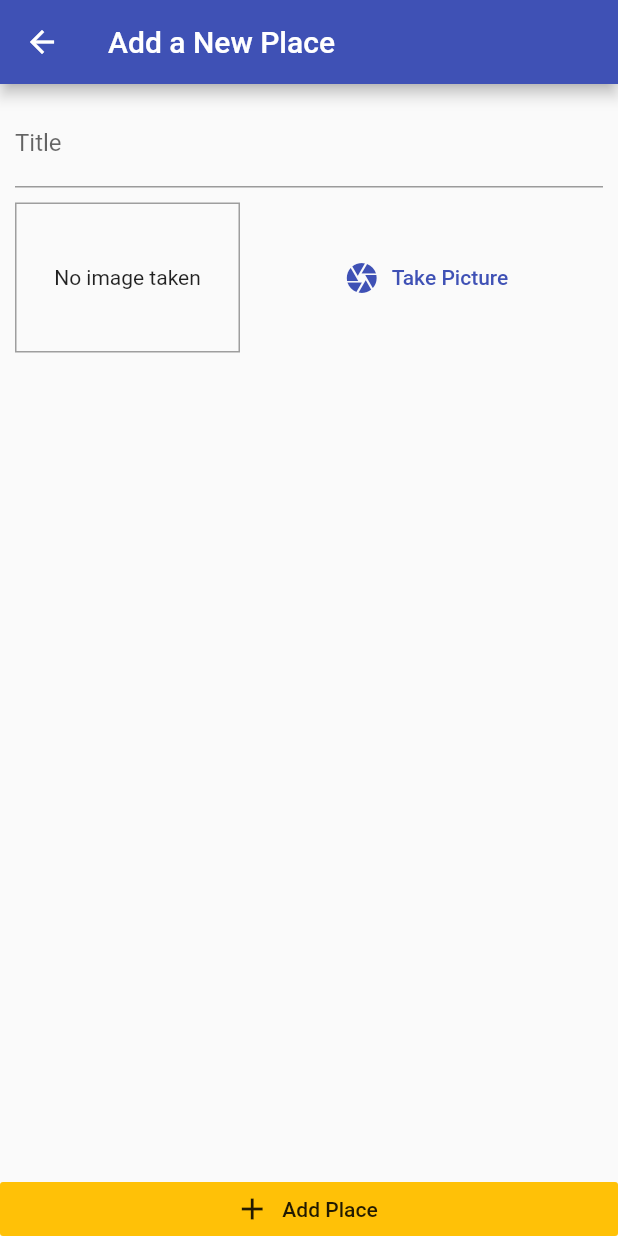
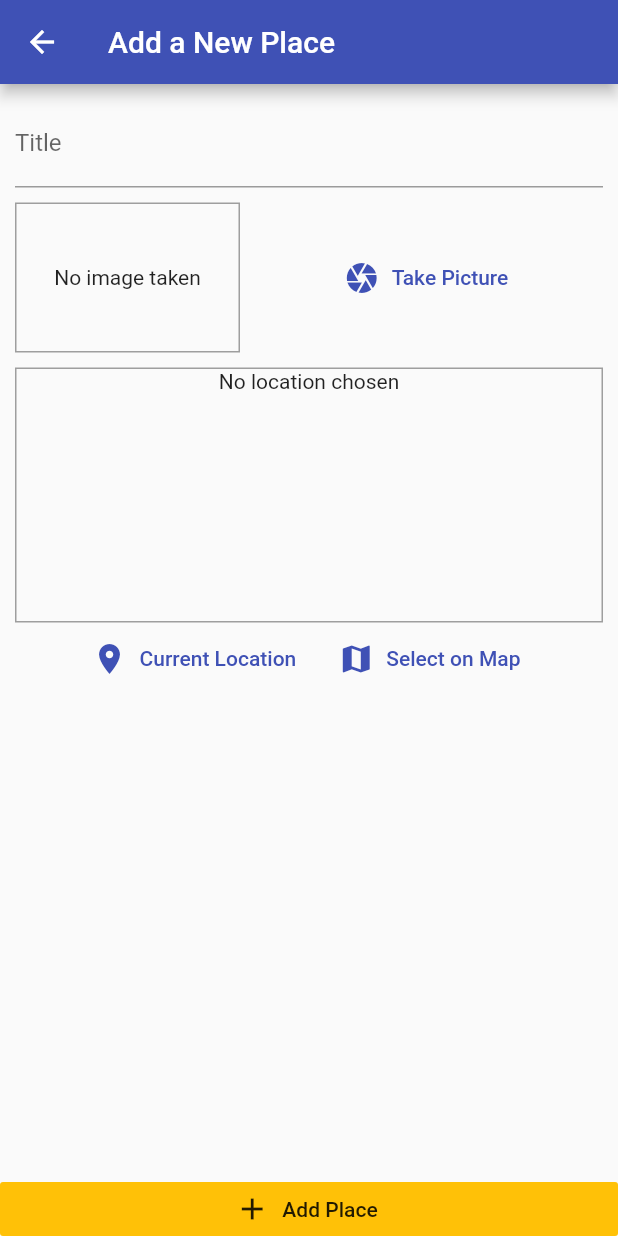
Before and after one commit to mezez/great_places, a Flutter app: the AddPlaceScreen screen opened by its route, on a phone screen of 412 x 824 dp. Run offline on Flutter 3.47's test engine with Material 2 defaults, Android fonts, the phone set to English and light mode, and no system bars; our stand-ins replace image_picker, sqflite; accounts and stored records are empty.

Commit message:
location input

```diff
--- a/lib/screens/add_place_screen.dart
+++ b/lib/screens/add_place_screen.dart
@@ -1,6 +1,7 @@
 import 'package:flutter/material.dart';
 import 'package:great_places/providers/great_places.dart';
 import 'package:great_places/widgets/image_input.dart';
+import 'package:great_places/widgets/location_input.dart';
 import 'dart:io';
 
 import 'package:provider/provider.dart';
@@ -56,6 +57,10 @@ class _AddPlaceScreenState extends State<AddPlaceScreen> {
                     height: 10,
                   ),
                   ImageInput(_selectImage),
+                  SizedBox(
+                    height: 10,
+                  ),
+                  LocationInput(),
                 ],
               ),
             ),
--- /dev/null
+++ b/lib/widgets/location_input.dart
@@ -0,0 +1,50 @@
+import 'package:flutter/material.dart';
+
+class LocationInput extends StatefulWidget {
+  @override
+  _LocationInputState createState() => _LocationInputState();
+}
+
+class _LocationInputState extends State<LocationInput> {
+  String _previewImageUrl;
+  @override
+  Widget build(BuildContext context) {
+    return Column(
+      children: [
+        Container(
+          decoration:
+              BoxDecoration(border: Border.all(width: 1, color: Colors.grey)),
+          height: 170,
+          width: double.infinity,
+          child: _previewImageUrl == null
+              ? Text(
+                  'No location chosen',
+                  textAlign: TextAlign.center,
+                )
+              : Image.network(
+                  _previewImageUrl,
+                  fit: BoxFit.cover,
+                  width: double.infinity,
+                ),
+        ),
+        Row(
+          mainAxisAlignment: MainAxisAlignment.center,
+          children: [
+            FlatButton.icon(
+              onPressed: () {},
+              icon: Icon(Icons.location_on),
+              label: Text('Current Location'),
+              textColor: Theme.of(context).primaryColor,
+            ),
+            FlatButton.icon(
+              onPressed: () {},
+              icon: Icon(Icons.map),
+              label: Text('Select on Map'),
+              textColor: Theme.of(context).primaryColor,
+            )
+          ],
+        ),
+      ],
+    );
+  }
+}
--- a/pubspec.yaml
+++ b/pubspec.yaml
@@ -28,6 +28,7 @@ dependencies:
   path_provider: ^1.6.24
   path: ^1.7.0
   sqflite: ^1.3.2+1
+  location: ^3.1.0
 
   # The following adds the Cupertino Icons font to your application.
   # Use with the CupertinoIcons class for iOS style icons.
```
Also changed, not shown: pubspec.lock, 1 other file.
